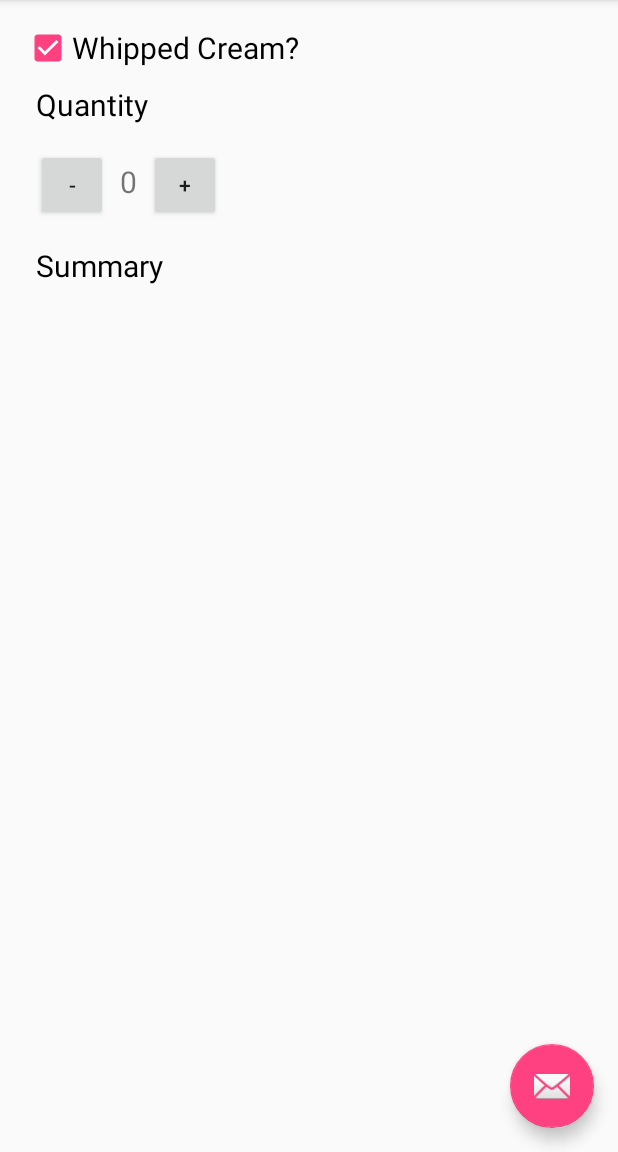
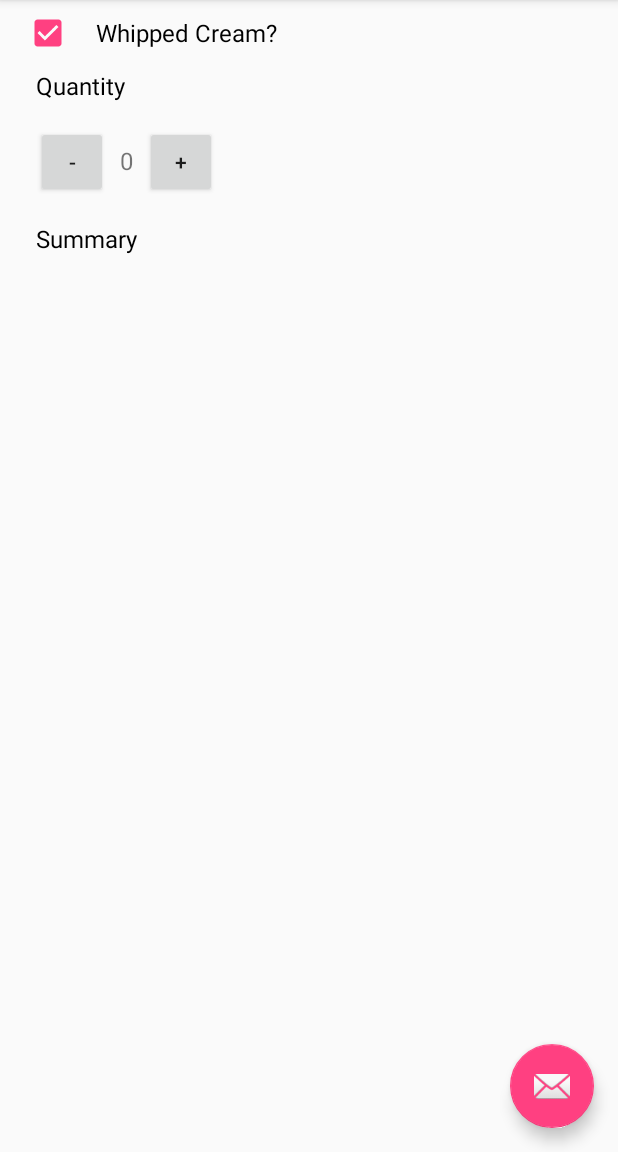
Before and after one commit to the-dagger/JustJava, an Android app: the screen it shows after launch (MainActivity), after a tap on "Whipped Cream?", on a phone screen of 412 x 824 dp, the part 84-1236 px from its top. Run offline under Robolectric (Android 15) with nearby library versions, the phone set to English and light mode, and no system bars.

Commit message:
Ass Scroll Support

```diff
--- a/app/src/main/java/com/example/dagger/justjava/MainActivity.java
+++ b/app/src/main/java/com/example/dagger/justjava/MainActivity.java
@@ -14,6 +14,7 @@ public class MainActivity extends AppCompatActivity {
 
     int noc = 0;
     int price = 10;
+
     @Override
     protected void onCreate(Bundle savedInstanceState) {
         super.onCreate(savedInstanceState);
@@ -44,13 +45,15 @@ public class MainActivity extends AppCompatActivity {
         display(noc);
     }
 
-    public String cream(View view){
-        Boolean checkClick = ((CheckBox) findViewById(R.id.whippedCream)).isChecked();
-        if(checkClick)
-        price = 15;
-        else
-        price = 10;
-        return("Yes");
+    public String cream(View view) {
+        CheckBox checkClick = (CheckBox) findViewById(R.id.whippedCream);
+        if (checkClick.isChecked()) {
+            price = 15;
+            return ("Yes");
+        } else {
+            price = 10;
+            return ("No");
+        }
     }
 
     public void minus(View view) {
--- a/app/src/main/res/layout-land/content_main.xml
+++ b/app/src/main/res/layout-land/content_main.xml
@@ -1,5 +1,7 @@
-<?xml version="1.0" encoding="utf-8"?>
-<LinearLayout xmlns:android="http://schemas.android.com/apk/res/android"
+<ScrollView xmlns:android="http://schemas.android.com/apk/res/android"
+    android:layout_height="match_parent"
+    android:layout_width="match_parent">
+    <LinearLayout
         xmlns:app="http://schemas.android.com/apk/res-auto"
         xmlns:tools="http://schemas.android.com/tools"
         android:layout_width="match_parent"
@@ -16,9 +18,32 @@
         <TextView
             android:layout_width="wrap_content"
             android:layout_height="wrap_content"
+            android:text="Toppings"
+            android:textColor="#000000"
+            android:paddingLeft="8dp"
+            android:paddingRight="8dp"
+            android:paddingTop = "8dp"
+            android:paddingBottom="16dp"
+            android:textSize="16sp"/>
+
+        <CheckBox
+            android:layout_width="wrap_content"
+            android:layout_height="wrap_content"
+            android:text="Whipped Cream?"
+            android:textSize="16sp"
+            android:paddingLeft="16dp"
+            android:textColor="#000000"
+            android:id="@+id/whippedCream"
+            android:onClick="cream"/>
+
+        <TextView
+            android:layout_width="wrap_content"
+            android:layout_height="wrap_content"
             android:text="Quantity"
-        android:textStyle="bold"
-        android:textSize="25sp" />
+            android:padding="8dp"
+            android:textColor="#000000"
+            android:id="@+id/quantity"
+            android:textSize="16sp" />
 
         <LinearLayout
             android:layout_width="wrap_content"
@@ -43,7 +68,7 @@
                 android:layout_marginRight="8dp"
                 android:layout_marginTop="8dp"
                 android:text="0"
-            android:textSize="20sp" />
+                android:textSize="16sp" />
 
             <Button
                 android:id="@+id/plus"
@@ -59,13 +84,16 @@
         <TextView
             android:layout_width="wrap_content"
             android:layout_height="wrap_content"
-        android:text="Order Summary"
-        android:textStyle="bold"
-        android:textSize="25sp" />
+            android:text="Summary"
+            android:padding="8dp"
+            android:textColor="#000000"
+            android:textSize="16sp" />
 
         <TextView
             android:id="@+id/orderSummary"
             android:layout_width="wrap_content"
             android:layout_height="wrap_content"
-        android:textSize="20sp" />
+            android:padding="8dp"
+            android:textSize="16sp" />
     </LinearLayout>
+</ScrollView>
--- a/app/src/main/res/layout/content_main.xml
+++ b/app/src/main/res/layout/content_main.xml
@@ -1,5 +1,7 @@
-<?xml version="1.0" encoding="utf-8"?>
-<LinearLayout xmlns:android="http://schemas.android.com/apk/res/android"
+<ScrollView xmlns:android="http://schemas.android.com/apk/res/android"
+    android:layout_height="match_parent"
+    android:layout_width="match_parent">
+<LinearLayout
     xmlns:app="http://schemas.android.com/apk/res-auto"
     xmlns:tools="http://schemas.android.com/tools"
     android:layout_width="match_parent"
@@ -12,12 +14,23 @@
     app:layout_behavior="@string/appbar_scrolling_view_behavior"
     tools:context=".MainActivity"
     tools:showIn="@layout/activity_main">
+    <TextView
+        android:layout_width="wrap_content"
+        android:layout_height="wrap_content"
+        android:text="Toppings"
+        android:textColor="#000000"
+        android:paddingLeft="8dp"
+        android:paddingRight="8dp"
+        android:paddingTop = "8dp"
+        android:paddingBottom="16dp"
+        android:textSize="16sp"/>
 
     <CheckBox
         android:layout_width="wrap_content"
         android:layout_height="wrap_content"
         android:text="Whipped Cream?"
-        android:textSize="20sp"
+        android:textSize="16sp"
+        android:paddingLeft="16dp"
         android:textColor="#000000"
         android:id="@+id/whippedCream"
         android:onClick="cream"/>
@@ -29,7 +42,7 @@
         android:padding="8dp"
         android:textColor="#000000"
         android:id="@+id/quantity"
-        android:textSize="20sp" />
+        android:textSize="16sp" />
 
     <LinearLayout
         android:layout_width="wrap_content"
@@ -54,7 +67,7 @@
             android:layout_marginRight="8dp"
             android:layout_marginTop="8dp"
             android:text="0"
-            android:textSize="20sp" />
+            android:textSize="16sp" />
 
         <Button
             android:id="@+id/plus"
@@ -73,11 +86,13 @@
         android:text="Summary"
         android:padding="8dp"
         android:textColor="#000000"
-        android:textSize="20sp" />
+        android:textSize="16sp" />
 
     <TextView
         android:id="@+id/orderSummary"
         android:layout_width="wrap_content"
         android:layout_height="wrap_content"
-        android:textSize="20sp" />
+        android:padding="8dp"
+        android:textSize="16sp" />
 </LinearLayout>
+</ScrollView>
```
Also changed, not shown: 1 other file. Lines whose indentation alone changed are shown as unchanged.
